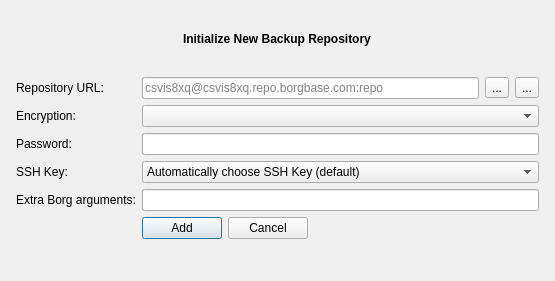
Above: src/vorta/assets/UI/repoadd.ui from ethernet-zero/vorta before the change. Below: the same form after it.
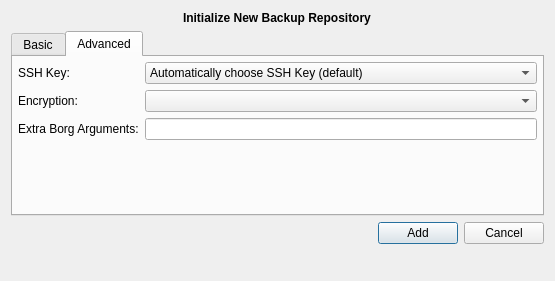
That is the form after the change. The open tabs and pages were chosen to show the change. Icons and pictures are not drawn.

Commit message: Repo add dialog, move extra args after subcommand

Patch:
```diff
--- a/src/vorta/assets/UI/repoadd.ui
+++ b/src/vorta/assets/UI/repoadd.ui
@@ -28,7 +28,15 @@
     </widget>
    </item>
    <item row="1" column="0">
-    <layout class="QFormLayout" name="formLayout">
+    <widget class="QTabWidget" name="tabWidget">
+     <property name="currentIndex">
+      <number>0</number>
+     </property>
+     <widget class="QWidget" name="tabWidgetPage1">
+      <attribute name="title">
+       <string>Basic</string>
+      </attribute>
+      <layout class="QFormLayout" name="repoDataFormLayout">
      <property name="fieldGrowthPolicy">
       <enum>QFormLayout::ExpandingFieldsGrow</enum>
      </property>
@@ -93,31 +101,14 @@
        </item>
       </layout>
      </item>
-     <item row="3" column="0">
-      <widget class="QLabel" name="encryptionLabel">
-       <property name="text">
-        <string>Encryption:</string>
-       </property>
-      </widget>
-     </item>
-     <item row="3" column="1">
-      <widget class="QComboBox" name="encryptionComboBox">
-       <property name="sizePolicy">
-        <sizepolicy hsizetype="Expanding" vsizetype="Fixed">
-         <horstretch>0</horstretch>
-         <verstretch>0</verstretch>
-        </sizepolicy>
-       </property>
-      </widget>
-     </item>
-     <item row="4" column="0">
+       <item row="1" column="0">
       <widget class="QLabel" name="label_3">
        <property name="text">
         <string>Password:</string>
        </property>
       </widget>
      </item>
-     <item row="4" column="1">
+       <item row="1" column="1">
       <widget class="QLineEdit" name="passwordLineEdit">
        <property name="enabled">
         <bool>true</bool>
@@ -127,14 +118,36 @@
        </property>
       </widget>
      </item>
-     <item row="5" column="0">
+      </layout>
+     </widget>
+     <widget class="QWidget" name="tabWidgetPage2">
+      <attribute name="title">
+       <string>Advanced</string>
+      </attribute>
+      <layout class="QFormLayout" name="advancedFormLayout">
+       <property name="fieldGrowthPolicy">
+        <enum>QFormLayout::ExpandingFieldsGrow</enum>
+       </property>
+       <property name="leftMargin">
+        <number>5</number>
+       </property>
+       <property name="topMargin">
+        <number>5</number>
+       </property>
+       <property name="rightMargin">
+        <number>5</number>
+       </property>
+       <property name="bottomMargin">
+        <number>5</number>
+       </property>
+       <item row="0" column="0">
       <widget class="QLabel" name="label_4">
        <property name="text">
         <string>SSH Key:</string>
        </property>
       </widget>
      </item>
-     <item row="5" column="1">
+       <item row="0" column="1">
       <widget class="QComboBox" name="sshComboBox">
        <property name="sizePolicy">
         <sizepolicy hsizetype="Expanding" vsizetype="Fixed">
@@ -149,18 +162,69 @@
        </item>
       </widget>
      </item>
-     <item row="6" column="0">
+       <item row="1" column="0">
+        <widget class="QLabel" name="encryptionLabel">
+         <property name="text">
+          <string>Encryption:</string>
+         </property>
+        </widget>
+       </item>
+       <item row="1" column="1">
+        <widget class="QComboBox" name="encryptionComboBox">
+         <property name="sizePolicy">
+          <sizepolicy hsizetype="Expanding" vsizetype="Fixed">
+           <horstretch>0</horstretch>
+           <verstretch>0</verstretch>
+          </sizepolicy>
+         </property>
+        </widget>
+       </item>
+       <item row="2" column="0">
       <widget class="QLabel" name="label_3">
        <property name="text">
-        <string>Extra Borg arguments:</string>
+          <string>Extra Borg Arguments:</string>
        </property>
       </widget>
      </item>
-     <item row="6" column="1">
-      <widget class="QLineEdit" name="extraBorgArgumentsLineEdit">
-      </widget>
-     </item>
-     <item row="8" column="1">
+       <item row="2" column="1">
+        <widget class="QLineEdit" name="extraBorgArgumentsLineEdit"/>
+       </item>
+      </layout>
+     </widget>
+    </widget>
+   </item>
+   <item row="2" column="0">
+    <layout class="QHBoxLayout" name="horizontalLayout_2">
+     <item>
+      <spacer name="horizontalSpacer">
+       <property name="orientation">
+        <enum>Qt::Horizontal</enum>
+       </property>
+       <property name="sizeHint" stdset="0">
+        <size>
+         <width>40</width>
+         <height>20</height>
+        </size>
+       </property>
+      </spacer>
+     </item>
+     <item>
+      <widget class="QPushButton" name="saveButton">
+       <property name="text">
+        <string>Add</string>
+       </property>
+      </widget>
+     </item>
+     <item>
+      <widget class="QPushButton" name="closeButton">
+       <property name="text">
+        <string>Cancel</string>
+       </property>
+      </widget>
+     </item>
+    </layout>
+   </item>
+   <item row="3" column="0">
       <widget class="QLabel" name="errorText">
        <property name="sizePolicy">
         <sizepolicy hsizetype="Expanding" vsizetype="Preferred">
@@ -195,26 +259,6 @@
         <bool>true</bool>
        </property>
       </widget>
-     </item>
-     <item row="7" column="1">
-      <layout class="QHBoxLayout" name="horizontalLayout_2">
-       <item>
-        <widget class="QPushButton" name="saveButton">
-         <property name="text">
-          <string>Add</string>
-         </property>
-        </widget>
-       </item>
-       <item>
-        <widget class="QPushButton" name="closeButton">
-         <property name="text">
-          <string>Cancel</string>
-         </property>
-        </widget>
-       </item>
-      </layout>
-     </item>
-    </layout>
    </item>
   </layout>
  </widget>
```
Lines whose indentation alone changed are shown as unchanged. The commit also changes 1 other file.
